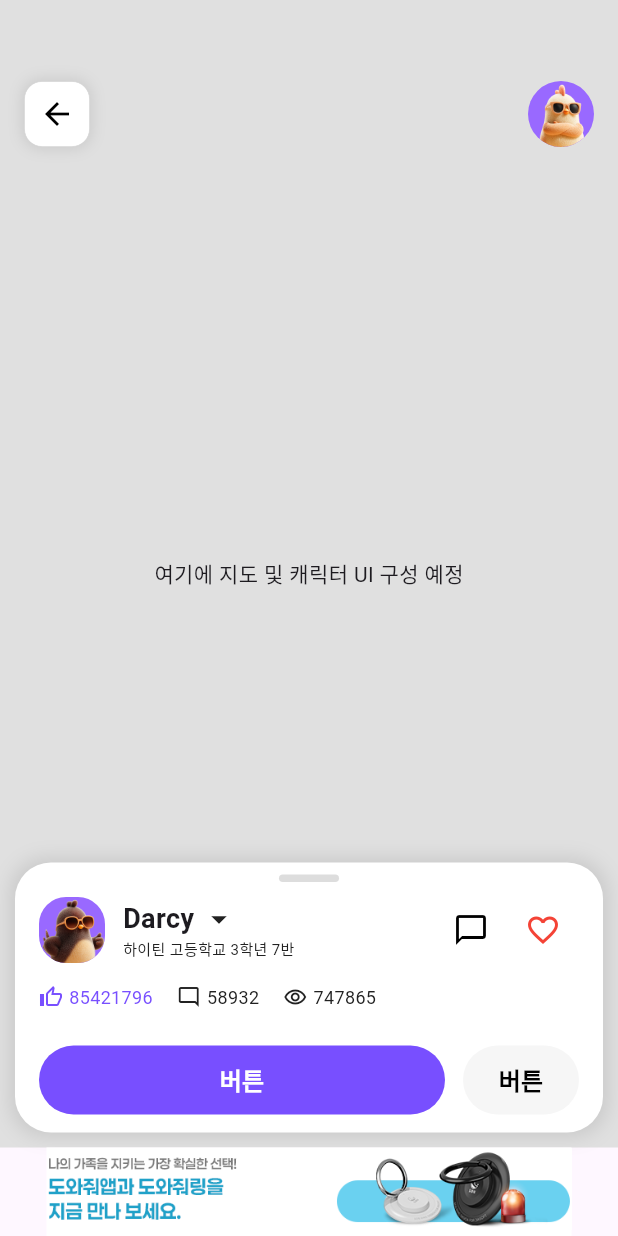
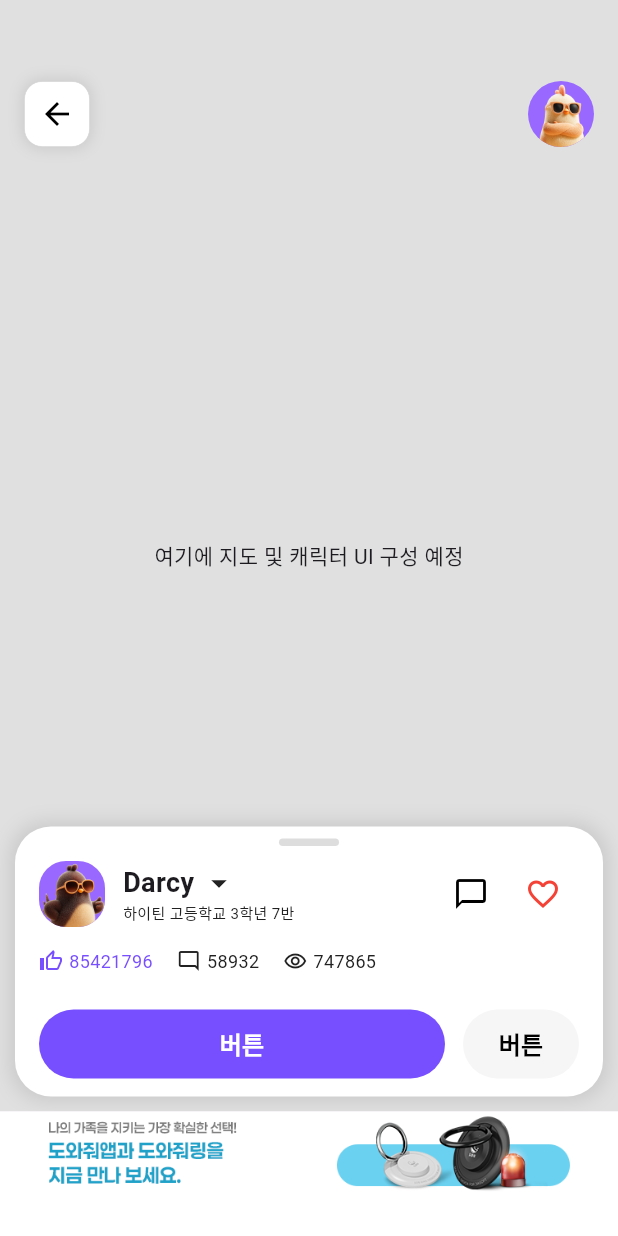
Before and after one commit to gyu-hyung/work, a Flutter app: the MapMainPageView screen opened directly, on a phone screen of 412 x 824 dp. Run offline on Flutter 3.47's test engine with Material 3 defaults, Android fonts, the phone set to English and light mode, and no system bars; our stand-ins replace equatable, flutter_bloc.

Commit message:
map main screen

```diff
--- a/lib/pages/home_page.dart
+++ b/lib/pages/home_page.dart
@@ -9,7 +9,7 @@ class HomePage extends StatelessWidget {
   @override
   Widget build(BuildContext context) {
     final pages = [
-      {'title': '캐릭터 상세 화면 1', 'widget': const MapMainPageView()},
+      {'title': '캐릭터 상세 화면 1', 'widget': const MapMainPage()},
       {'title': '캐릭터 상세 화면 2', 'widget': const DetailPage2()},
       {'title': '캐릭터 상세 화면 3', 'widget': const DetailPage3()},
     ];
--- a/lib/pages/map/map_main_page.dart
+++ b/lib/pages/map/map_main_page.dart
@@ -168,12 +168,10 @@ class MapMainPageView extends StatelessWidget {
     );
   }
 
-  /// 상단 드래그 핸들 위젯
+  // 상단 드래그 핸들 위젯
   Widget _buildDragHandle(BuildContext context) {
-    final isExpanded = context.read<EmojiBloc>().add(ToggleEmoji());
-
     return GestureDetector(
-      onTap: () => isExpanded,
+      onTap: () => context.read<EmojiBloc>().add(ToggleEmoji()),
       child: Center(
         child: Container(
           width: 40,
@@ -331,7 +329,7 @@ class MapMainPageView extends StatelessWidget {
     );
   }
 
-  /// 이모지 선택 위젯
+  // 이모지 선택 위젯
   Widget _buildEmojiSection(BuildContext context) {
     final emojis = [
       '😍', '😂', '🥳', '🤩', '🤯', '😱', '🔥', '💯',
@@ -342,8 +340,8 @@ class MapMainPageView extends StatelessWidget {
       // '😍', '😂', '🥳', '🤩', '🤯', '😱', '🔥', '💯',
       // '😍', '😂', '🥳', '🤩', '🤯', '😱', '🔥', '💯',
     ];
-    final isExpanded =
-        context.select((EmojiBloc bloc) => bloc.state.isExpanded);
+
+    final isExpanded = context.watch<EmojiBloc>().state.isExpanded;
 
     return AnimatedCrossFade(
       crossFadeState:
@@ -437,14 +435,9 @@ class MapMainPageView extends StatelessWidget {
   }
 
   Widget _buildBottomBanner() {
-    return Positioned(
-      left: 0,
-      right: 0,
-      bottom: 0,
+    return Container(
       height: 83,
-      child: Container(
-        height: 59,
-        width: 350,
+      width: double.infinity,
       color: Colors.white,
       child: Column(
         children: [
@@ -454,9 +447,8 @@ class MapMainPageView extends StatelessWidget {
               'assets/banners/banner1.png',
               fit: BoxFit.cover,
             ),
-            )
+          ),
         ],
-        ),
       ),
     );
   }
```
Lines whose indentation alone changed are shown as unchanged.
